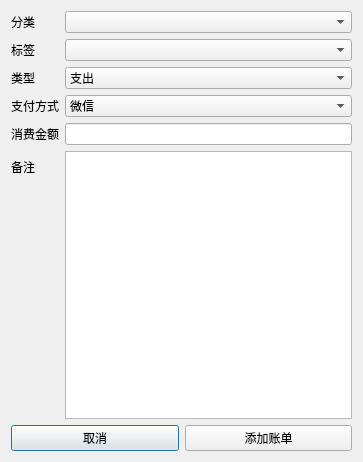
Old version of the form src/ui/addbillview.ui in the repository xmujin/xledger.
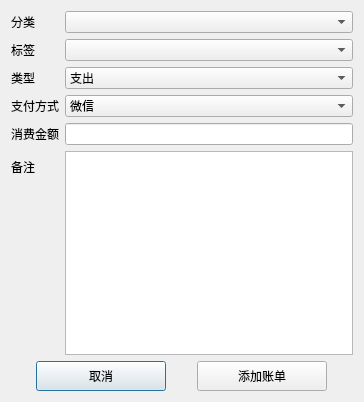
New version of the form. Custom widgets are drawn as their Qt base class.

Diff of the .ui file:
```diff
--- a/src/ui/addbillview.ui
+++ b/src/ui/addbillview.ui
@@ -6,8 +6,8 @@
    <rect>
     <x>0</x>
     <y>0</y>
-    <width>363</width>
-    <height>462</height>
+    <width>364</width>
+    <height>402</height>
    </rect>
   </property>
   <property name="windowTitle">
@@ -108,14 +108,38 @@
    <item>
     <layout class="QHBoxLayout" name="horizontalLayout_3">
      <item>
-      <widget class="QPushButton" name="cancelBtn">
+      <widget class="MyButton" name="cancelBtn">
+       <property name="sizePolicy">
+        <sizepolicy hsizetype="Fixed" vsizetype="Fixed">
+         <horstretch>0</horstretch>
+         <verstretch>0</verstretch>
+        </sizepolicy>
+       </property>
+       <property name="minimumSize">
+        <size>
+         <width>130</width>
+         <height>30</height>
+        </size>
+       </property>
        <property name="text">
         <string>取消</string>
        </property>
       </widget>
      </item>
      <item>
-      <widget class="QPushButton" name="addBillBtn">
+      <widget class="MyButton" name="addBillBtn">
+       <property name="sizePolicy">
+        <sizepolicy hsizetype="Fixed" vsizetype="Fixed">
+         <horstretch>0</horstretch>
+         <verstretch>0</verstretch>
+        </sizepolicy>
+       </property>
+       <property name="minimumSize">
+        <size>
+         <width>130</width>
+         <height>30</height>
+        </size>
+       </property>
        <property name="text">
         <string>添加账单</string>
        </property>
@@ -125,6 +149,13 @@
    </item>
   </layout>
  </widget>
+ <customwidgets>
+  <customwidget>
+   <class>MyButton</class>
+   <extends>QPushButton</extends>
+   <header>mybutton.h</header>
+  </customwidget>
+ </customwidgets>
  <resources/>
  <connections/>
 </ui>
```
